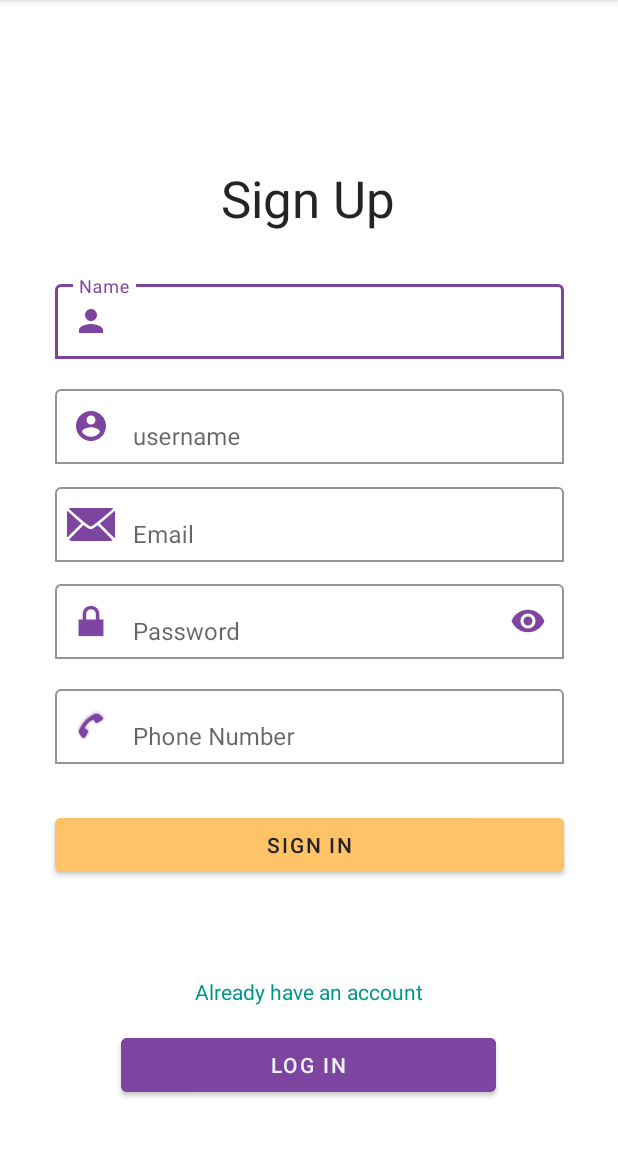
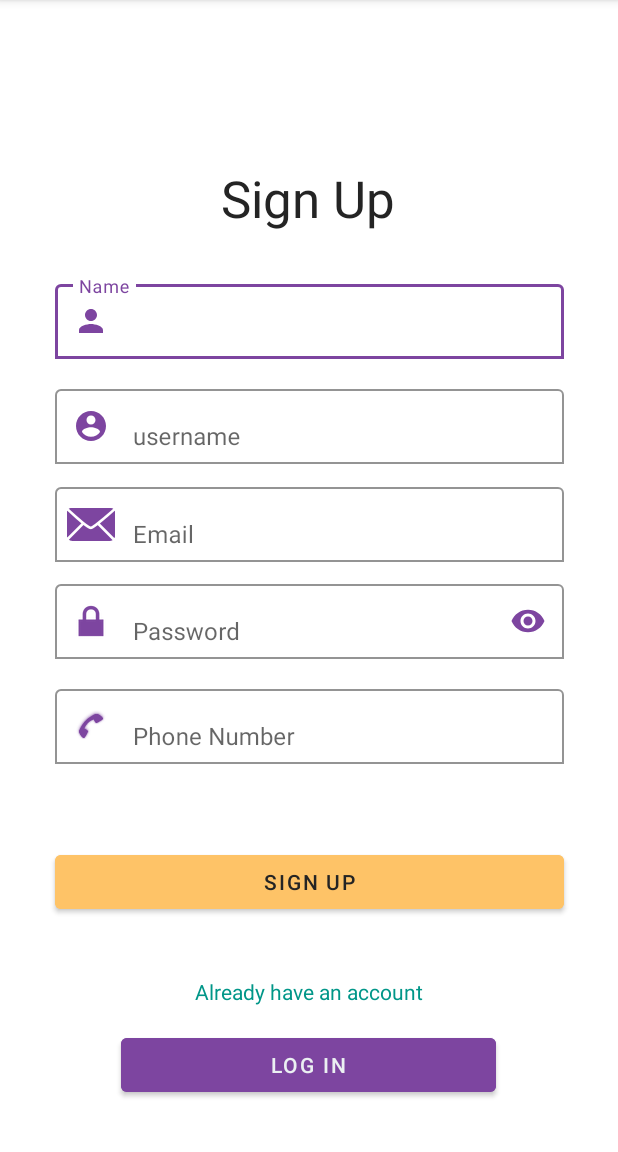
Before and after one commit to Sleep-coders/Uni-hub, an Android app: the Signup screen opened directly, with no data from a screen before it, on a phone screen of 412 x 824 dp, the part 84-1236 px from its top. Run offline under Robolectric (Android 15) with nearby library versions, the phone set to English and light mode, and no system bars; libraries missing offline, so code that uses them is left out: com.amplifyframework.auth, com.amplifyframework.core.

Commit message:
finish auth

```diff
--- a/app/build.gradle
+++ b/app/build.gradle
@@ -49,6 +49,7 @@ dependencies {
     implementation 'com.amplifyframework:aws-api:1.30.0'
     implementation 'com.amplifyframework:aws-datastore:1.30.0'
     implementation 'com.amplifyframework:aws-auth-cognito:1.30.0'
+//    implementation 'com.amplifyframework:aws-auth-cognito:1.29.1'
     implementation 'com.amplifyframework:aws-storage-s3:1.30.0'
 
 
--- a/app/src/main/java/com/example/uni_hub/ui/auth/Signup.java
+++ b/app/src/main/java/com/example/uni_hub/ui/auth/Signup.java
@@ -2,17 +2,67 @@ package com.example.uni_hub.ui.auth;
 
 import androidx.appcompat.app.AppCompatActivity;
 
+import android.content.Intent;
 import android.os.Bundle;
+import android.util.Log;
+import android.widget.Button;
+import android.widget.EditText;
+import android.widget.TextView;
 
+import com.amplifyframework.auth.AuthUserAttributeKey;
+import com.amplifyframework.auth.options.AuthSignUpOptions;
+import com.amplifyframework.core.Amplify;
 import com.example.uni_hub.R;
 
 public class Signup extends AppCompatActivity {
+
+    String errorMsg = "SignUp Failed: Something Went Wrong.";
 
     @Override
     protected void onCreate(Bundle savedInstanceState) {
         super.onCreate(savedInstanceState);
         setContentView(R.layout.activity_signup);
 
+        EditText nameText = findViewById(R.id.signup_name_text);
+        EditText userNameText = findViewById(R.id.signup_username_text);
+        EditText emailText = findViewById(R.id.signup_email_text);
+        EditText passwordText = findViewById(R.id.signup_password_text);
+        EditText phoneText = findViewById(R.id.signup_phonenumber_text);
+        TextView errorMsg = findViewById(R.id.signup_errormsg);
+
+
+        String name = nameText.getText().toString();
+        String userName = userNameText.getText().toString();
+        String email = emailText.getText().toString();
+        String password = passwordText.getText().toString();
+        String phoneNumber = phoneText.getText().toString();
+
+
+        Button signUpBtn = findViewById(R.id.signuppage_signup_btn);
+        Button signInBtn = findViewById(R.id.signup_signin_btn);
+
+        signUpBtn.setOnClickListener(view -> {
+            signUp(name,userName,email,password,phoneNumber,errorMsg);
+        });
+
+        signInBtn.setOnClickListener(view -> {
+            startActivity(new Intent(getApplicationContext(),Login.class));
+        });
+
 
     }
+
+    public void signUp(String name, String userName, String email, String password, String phoneNumber, TextView errMsg) {
+        AuthSignUpOptions options = AuthSignUpOptions.builder()
+                .userAttribute(AuthUserAttributeKey.name(), name)
+                .userAttribute(AuthUserAttributeKey.nickname(), userName)
+                .userAttribute(AuthUserAttributeKey.phoneNumber(), phoneNumber)
+                .build();
+        Amplify.Auth.signUp(email, password, options,
+                result -> Log.i("AuthQuickStart", "Result: " + result.toString()),
+                error -> errMsg.setText(errorMsg)
+        );
+    }
+
+
 }
--- a/app/src/main/res/layout/activity_login.xml
+++ b/app/src/main/res/layout/activity_login.xml
@@ -48,7 +48,7 @@
         app:layout_constraintVertical_bias="0.637" />
 
     <Button
-        android:id="@+id/signin_btn"
+        android:id="@+id/signpage_signin_btn"
         android:layout_width="339dp"
         android:layout_height="wrap_content"
         android:backgroundTint="@color/yellow_main_color"
@@ -111,7 +111,7 @@
             android:id="@+id/signin_email_text"
             android:layout_width="match_parent"
             android:layout_height="55dp"
-            android:hintTextColor="#757575"
+            android:textColorHint="#757575"
             android:inputType="textEmailAddress"
             tools:ignore="TextContrastCheck" />
     </com.google.android.material.textfield.TextInputLayout>
@@ -138,7 +138,7 @@
             android:id="@+id/signin_password_text"
             android:layout_width="339dp"
             android:layout_height="55dp"
-            android:hintTextColor="#757575"
+            android:textColorHint="#757575"
             android:inputType="textPassword"
             tools:ignore="TextContrastCheck" />
     </com.google.android.material.textfield.TextInputLayout>
--- a/app/src/main/res/layout/activity_signup.xml
+++ b/app/src/main/res/layout/activity_signup.xml
@@ -58,17 +58,17 @@
         app:layout_constraintVertical_bias="0.87" />
 
     <Button
-        android:id="@+id/signin_btn"
+        android:id="@+id/signuppage_signup_btn"
         android:layout_width="339dp"
         android:layout_height="wrap_content"
         android:backgroundTint="@color/yellow_main_color"
-        android:text="@string/sign_in"
+        android:text="@string/sign_up"
         android:textColor="@color/black_main_color"
         app:layout_constraintBottom_toBottomOf="parent"
         app:layout_constraintEnd_toEndOf="parent"
         app:layout_constraintStart_toStartOf="parent"
         app:layout_constraintTop_toTopOf="parent"
-        app:layout_constraintVertical_bias="0.749" />
+        app:layout_constraintVertical_bias="0.783" />
 
     <com.google.android.material.textfield.TextInputLayout
         android:id="@+id/signup_name_container"
@@ -138,6 +138,7 @@
         app:startIconTint="@color/purple_main_color">
 
         <com.google.android.material.textfield.TextInputEditText
+            android:id="@+id/signup_email_text"
             android:layout_width="match_parent"
             android:layout_height="wrap_content"
             android:inputType="textEmailAddress" />
@@ -161,6 +162,7 @@
         app:startIconTint="@color/purple_main_color" >
 
         <com.google.android.material.textfield.TextInputEditText
+            android:id="@+id/signup_password_text"
             android:layout_width="match_parent"
             android:layout_height="wrap_content"
             android:inputType="textPassword" />
@@ -184,8 +186,22 @@
         app:startIconTint="@color/purple_main_color">
 
         <com.google.android.material.textfield.TextInputEditText
+            android:id="@+id/signup_phonenumber_text"
             android:layout_width="match_parent"
-            android:layout_height="wrap_content" />
+            android:layout_height="wrap_content"
+            android:inputType="phone" />
     </com.google.android.material.textfield.TextInputLayout>
 
+    <TextView
+        android:id="@+id/signup_errormsg"
+        android:layout_width="wrap_content"
+        android:layout_height="wrap_content"
+        android:textColor="#F40707"
+        app:layout_constraintBottom_toBottomOf="parent"
+        app:layout_constraintEnd_toEndOf="parent"
+        app:layout_constraintHorizontal_bias="0.498"
+        app:layout_constraintStart_toStartOf="parent"
+        app:layout_constraintTop_toTopOf="parent"
+        app:layout_constraintVertical_bias="0.705" />
+
 </androidx.constraintlayout.widget.ConstraintLayout>
--- a/app/src/main/res/values/colors.xml
+++ b/app/src/main/res/values/colors.xml
@@ -6,4 +6,5 @@
     <color name="yellow_main_color_variant">#e9a439</color>
     <color name="white_main_color">#EBF0F2</color>
     <color name="black_main_color">#242424</color>
+    <color name="sonic_silver">#757575</color>
 </resources>
--- a/app/src/main/res/values/strings.xml
+++ b/app/src/main/res/values/strings.xml
@@ -16,5 +16,5 @@
     <string name="username">username</string>
     <string name="phone_number">Phone Number</string>
     <string name="sign_up">Sign Up</string>
-    <string name="todo">TODO</string>
+<!--    <string name="todo">TODO</string>-->
 </resources>
```
Also changed, not shown: app/src/main/java/com/example/uni_hub/ui/auth/Login.java (+6 -9 lines), 1 other file.
